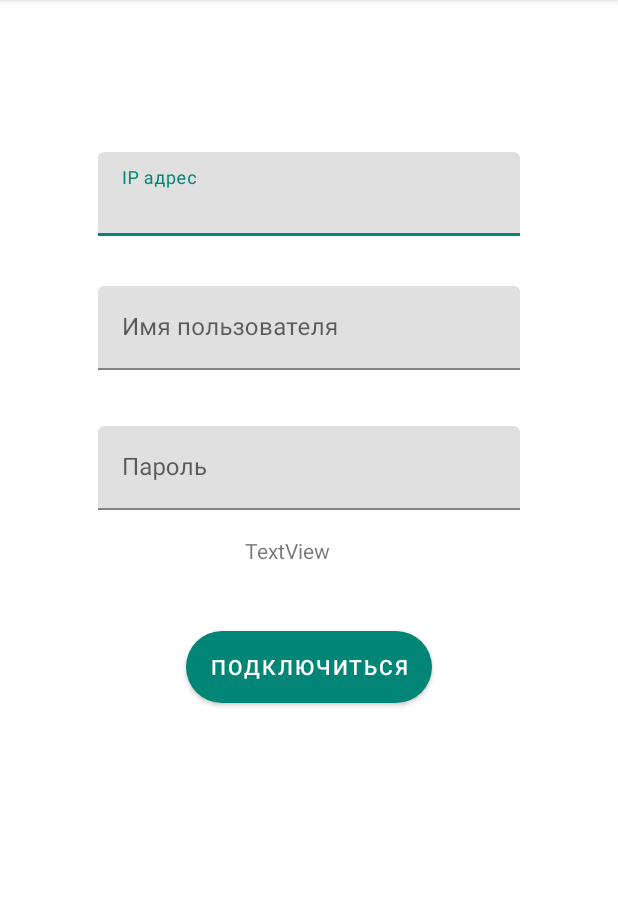
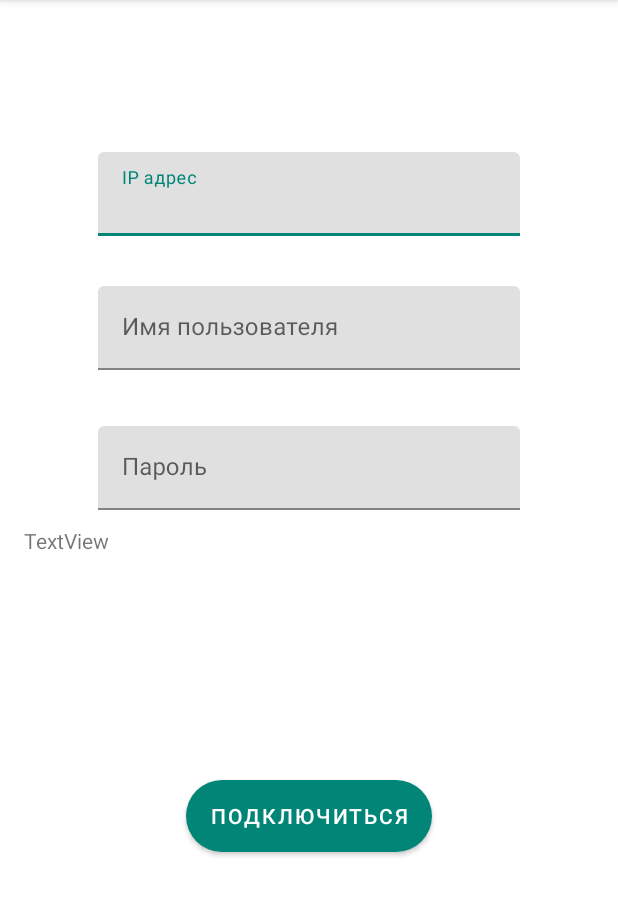
Before and after one commit to mpolyakov/CiscoRemoteControl, an Android app: the LoginActivity screen opened directly, with no data from a screen before it, on a phone screen of 412 x 824 dp, the part 84-1000 px from its top. Run offline under Robolectric (Android 15) with nearby library versions, the phone set to English and light mode, and no system bars.

Commit message:
Вынес логику http-запросов в отдельный класс для методов connect и getSystemInfo

```diff
--- a/app/src/main/res/layout/activity_info.xml
+++ b/app/src/main/res/layout/activity_info.xml
@@ -32,7 +32,6 @@
         android:layout_width="match_parent"
         android:layout_height="match_parent"
         android:layout_above="@+id/bottom_navigation"
-        android:layout_below="@+id/textViewInfoState"
-        android:text="dsg" />
+        android:layout_below="@+id/textViewInfoState" />
 
 </RelativeLayout>
--- a/app/src/main/res/layout/activity_login.xml
+++ b/app/src/main/res/layout/activity_login.xml
@@ -13,6 +13,8 @@
         android:layout_marginStart="1dp"
         android:layout_marginTop="101dp"
         android:layout_marginEnd="1dp"
+        android:layout_marginBottom="193dp"
+        app:layout_constraintBottom_toTopOf="@+id/textViewConnStatus"
         app:layout_constraintEnd_toEndOf="parent"
         app:layout_constraintStart_toStartOf="parent"
         app:layout_constraintTop_toTopOf="parent">
@@ -72,13 +74,14 @@
 
     <TextView
         android:id="@+id/textViewConnStatus"
-        android:layout_width="wrap_content"
-        android:layout_height="wrap_content"
-        android:layout_marginStart="39dp"
-        android:layout_marginTop="17dp"
+        android:layout_width="match_parent"
+        android:layout_height="0dp"
+        android:layout_marginStart="16dp"
+        android:layout_marginBottom="292dp"
         android:text="TextView"
-        app:layout_constraintStart_toStartOf="@+id/material_button"
-        app:layout_constraintTop_toBottomOf="@+id/textInputLayout3" />
+        app:layout_constraintBottom_toBottomOf="parent"
+        app:layout_constraintStart_toStartOf="parent"
+        app:layout_constraintTop_toBottomOf="@+id/textInputLayout" />
 
     <com.google.android.material.button.MaterialButton
         android:id="@+id/material_button"
```
Also changed, not shown: app/src/main/java/com/kts/ciscorc/InfoActivity.java (+61 -5 lines), app/src/main/java/com/kts/ciscorc/LoginActivity.java (+18 -22 lines), app/src/main/java/com/kts/ciscorc/data/ConnectionClass.java (+49 -50 lines).
